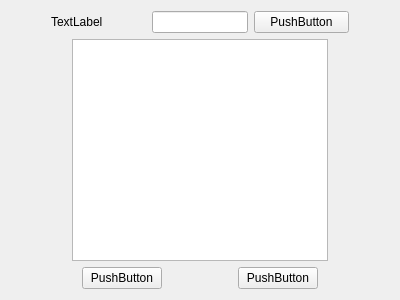
Old version of the form WifiSearchWidget.ui in the repository wruwami/TPCAM-M30.
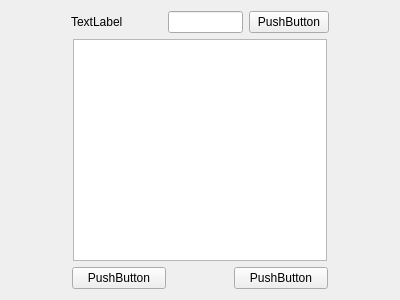
New version of the form. Custom widgets are drawn as their Qt base class.

Diff of the .ui file:
```diff
--- a/WifiSearchWidget.ui
+++ b/WifiSearchWidget.ui
@@ -17,7 +17,7 @@
    <item>
     <layout class="QVBoxLayout" name="verticalLayout" stretch="1,2,1">
      <item>
-      <layout class="QHBoxLayout" name="horizontalLayout_3" stretch="0,1,1,1,0">
+      <layout class="QHBoxLayout" name="horizontalLayout_3" stretch="100,154,126,126,100">
        <item>
         <spacer name="horizontalSpacer_7">
          <property name="orientation">
@@ -64,7 +64,7 @@
       </layout>
      </item>
      <item>
-      <layout class="QHBoxLayout" name="horizontalLayout_2">
+      <layout class="QHBoxLayout" name="horizontalLayout_2" stretch="100,408,100">
        <item>
         <spacer name="horizontalSpacer_2">
          <property name="orientation">
@@ -97,7 +97,7 @@
       </layout>
      </item>
      <item>
-      <layout class="QHBoxLayout" name="horizontalLayout">
+      <layout class="QHBoxLayout" name="horizontalLayout" stretch="100,154,100,154,100">
        <item>
         <spacer name="horizontalSpacer_4">
          <property name="orientation">
```
